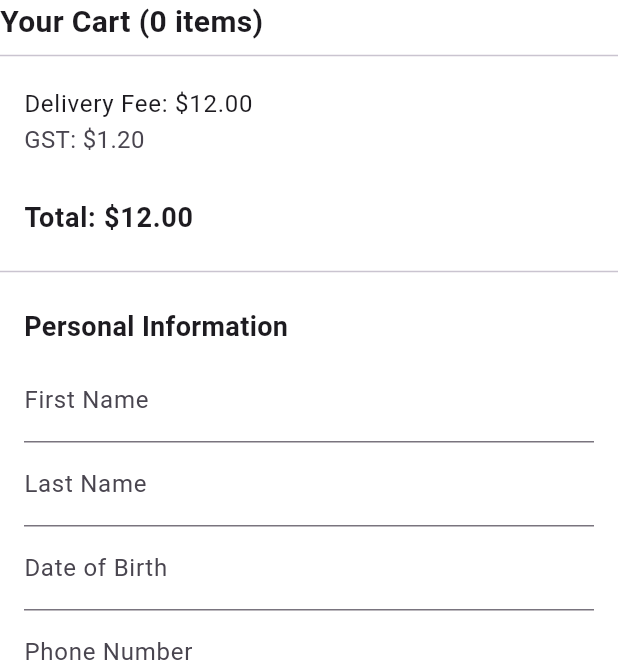
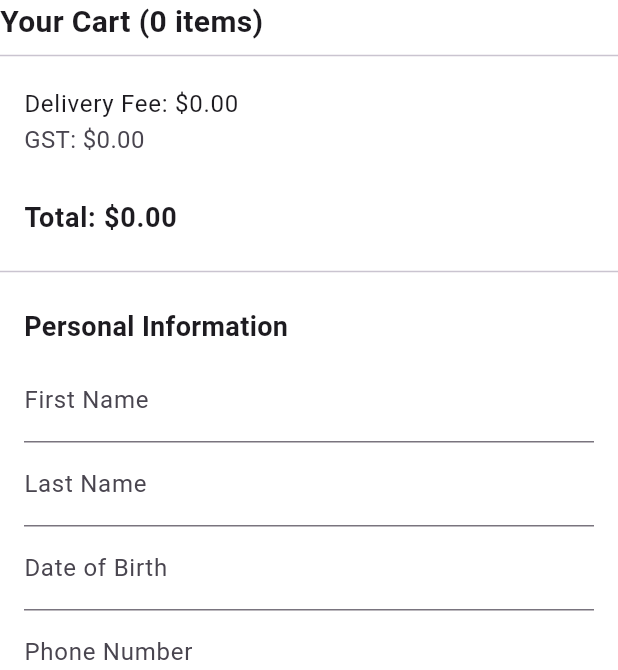
Before and after one commit to Cloud090/CEN207, a Flutter app: the screen it shows after launch, after a tap on the "shopping cart" icon, on a phone screen of 412 x 824 dp, the part 84-754 px from its top. Run offline on Flutter 3.47's test engine with Material 3 defaults, Android fonts, the phone set to English and light mode, and no system bars; our stand-ins replace country_picker.

Commit message:
Changed delivery, country picker

```diff
--- a/lib/main.dart
+++ b/lib/main.dart
@@ -127,19 +127,28 @@ class ShoppingCart extends StatefulWidget {
 }
 
 class _ShoppingCartState extends State<ShoppingCart> {
-  double deliveryFee = 12; // Initial delivery fee for Australia
   String selectedCountry = 'Australia'; // Default selected country
+  double deliveryFee = 0; // Declare deliveryFee as a field
 
-  List<String> countries = [
-    'Australia', 'United States', 'United Kingdom', 'Canada', 'India', 'Japan', // Add more countries as needed
-  ];
+  double calculateDeliveryFee(int itemCount) {
+    if (itemCount > 0) {
+      if (selectedCountry == 'Australia') {
+        deliveryFee = 12;
+      } else {
+        deliveryFee = 16;
+      }
+    } else {
+      deliveryFee = 0; // Set delivery fee to 0 when cart is empty
+    }
+    return deliveryFee;
+  }
 
   double get total {
     double productsTotal = widget.products.fold(
       0,
           (sum, product) => sum + (product.productPrice * product.quantity),
     );
-    return productsTotal + deliveryFee; // Add delivery fee to total
+    return productsTotal + calculateDeliveryFee(widget.products.length); // Use the calculateDeliveryFee method here
   }
 
   double get gst {
@@ -218,7 +227,7 @@ class _ShoppingCartState extends State<ShoppingCart> {
               Divider(),
               ListTile(
                 title: Text(
-                  'Delivery Fee: \$${deliveryFee.toStringAsFixed(2)}',
+                  'Delivery Fee: \$${calculateDeliveryFee(widget.products.length).toStringAsFixed(2)}',
                   style: TextStyle(fontSize: 16),
                 ),
                 subtitle: Text(
@@ -283,19 +292,40 @@ class _ShoppingCartState extends State<ShoppingCart> {
                           'Country: ',
                           style: TextStyle(fontSize: 16),
                         ),
-                        DropdownButton<String>(
-                          value: selectedCountry,
-                          onChanged: (String? newValue) {
-                            setState(() {
-                              selectedCountry = newValue!;
-                            });
+                        ElevatedButton(
+                          onPressed: () {
+                            showCountryPicker(
+                              context: context,
+                              countryListTheme: CountryListThemeData(
+                                flagSize: 25,
+                                backgroundColor: Colors.white,
+                                textStyle: TextStyle(fontSize: 16, color: Colors.blueGrey),
+                                bottomSheetHeight: 500, // Optional. Country list modal height
+                                //Optional. Sets the border radius for the bottomsheet.
+                                borderRadius: BorderRadius.only(
+                                  topLeft: Radius.circular(20.0),
+                                  topRight: Radius.circular(20.0),
+                                ),
+                                //Optional. Styles the search field.
+                                inputDecoration: InputDecoration(
+                                  labelText: 'Search',
+                                  hintText: 'Start typing to search',
+                                  prefixIcon: const Icon(Icons.search),
+                                  border: OutlineInputBorder(
+                                    borderSide: BorderSide(
+                                      color: const Color(0xFF8C98A8).withOpacity(0.2),
+                                    ),
+                                  ),
+                                ),
+                              ),
+                              onSelect: (Country country) {
+                                setState(() {
+                                  selectedCountry = country.displayName ?? 'Australia';
+                                });
+                              },
+                            );
                           },
-                          items: countries.map<DropdownMenuItem<String>>((String value) {
-                            return DropdownMenuItem<String>(
-                              value: value,
-                              child: Text(value),
-                            );
-                          }).toList(),
+                          child: Text(selectedCountry),
                         ),
                       ],
                     ),
```
